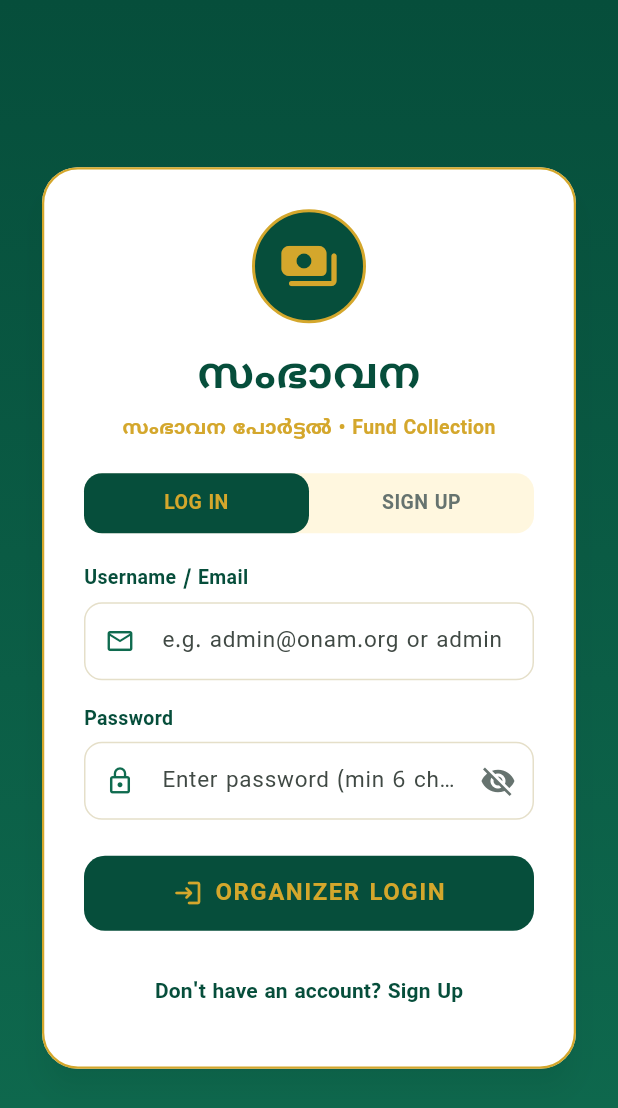
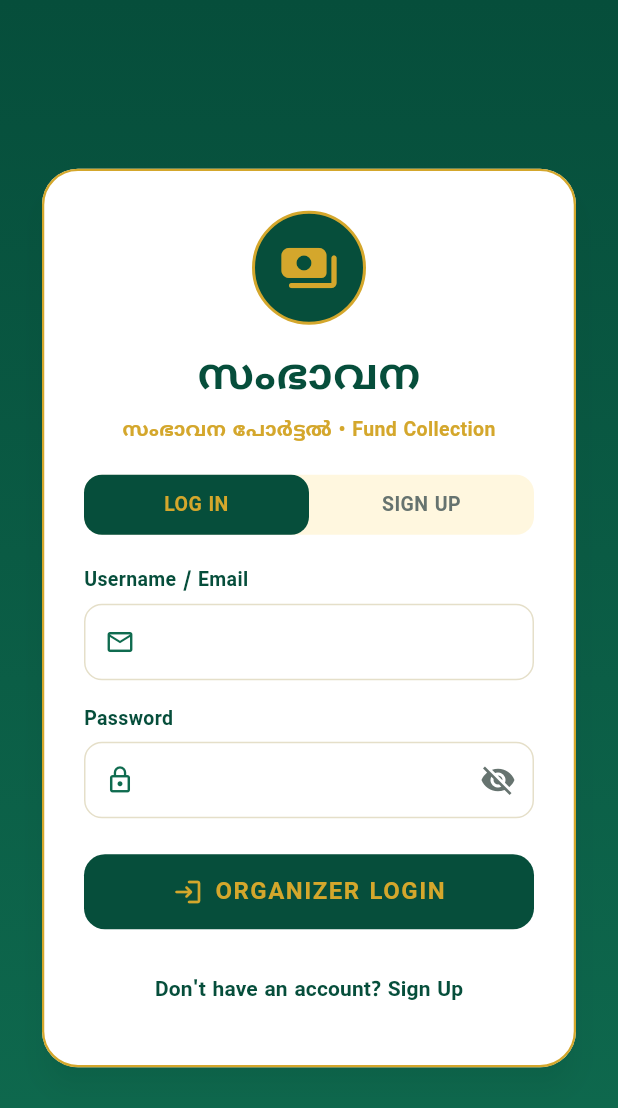
Before and after one commit to hariu25/onam-fund, a Flutter app: the screen it shows after launch, on a phone screen of 412 x 824 dp. Shown: the top 1108 px of the screen. Run offline on Flutter 3.47's test engine with Material 3 defaults, Android fonts, the phone set to English and light mode, and no system bars; our stand-ins replace cloud_firestore, firebase_auth, firebase_core, google_fonts, pdf, printing; accounts and stored records are empty; Roboto replaces fonts that are missing (Noto Sans Malayalam).

Commit message:
feat: add reusable form widgets and implement initial auth and contributor management screens

```diff
--- a/lib/views/auth/login_view.dart
+++ b/lib/views/auth/login_view.dart
@@ -245,7 +245,6 @@ class _LoginViewState extends State<LoginView> {
                           CustomTextField(
                             controller: _emailController,
                             label: 'Username / Email',
-                            hint: 'e.g. admin@onam.org or admin',
                             prefixIcon: Icons.email_outlined,
                             keyboardType: TextInputType.emailAddress,
                             validator: (val) {
@@ -261,7 +260,6 @@ class _LoginViewState extends State<LoginView> {
                           CustomTextField(
                             controller: _passwordController,
                             label: 'Password',
-                            hint: 'Enter password (min 6 characters)',
                             prefixIcon: Icons.lock_outline,
                             isObscure: _obscurePassword,
                             suffixIcon: IconButton(
@@ -290,7 +288,6 @@ class _LoginViewState extends State<LoginView> {
                             CustomTextField(
                               controller: _confirmPasswordController,
                               label: 'Confirm Password',
-                              hint: 'Re-enter password',
                               prefixIcon: Icons.lock_outline,
                               isObscure: _obscureConfirmPassword,
                               suffixIcon: IconButton(
--- a/lib/views/contributors/record_payment_dialog.dart
+++ b/lib/views/contributors/record_payment_dialog.dart
@@ -185,7 +185,6 @@ class _RecordPaymentDialogState extends State<RecordPaymentDialog> {
               CustomTextField(
                 controller: _amountController,
                 label: 'Payment Amount Received (₹)',
-                hint: 'e.g. 2500',
                 keyboardType: const TextInputType.numberWithOptions(decimal: true),
                 prefixIcon: Icons.currency_rupee,
                 validator: (val) {
@@ -293,7 +292,6 @@ class _RecordPaymentDialogState extends State<RecordPaymentDialog> {
               CustomTextField(
                 controller: _notesController,
                 label: 'Payment Notes / Reference No. (Optional)',
-                hint: 'e.g. UPI Ref: 981273912',
                 prefixIcon: Icons.notes,
               ),
             ],
--- a/lib/widgets/custom_text_field.dart
+++ b/lib/widgets/custom_text_field.dart
@@ -5,7 +5,6 @@ import '../theme/app_colors.dart';
 class CustomTextField extends StatelessWidget {
   final TextEditingController controller;
   final String label;
-  final String? hint;
   final IconData? prefixIcon;
   final TextInputType keyboardType;
   final String? Function(String?)? validator;
@@ -21,7 +20,6 @@ class CustomTextField extends StatelessWidget {
     super.key,
     required this.controller,
     required this.label,
-    this.hint,
     this.prefixIcon,
     this.keyboardType = TextInputType.text,
     this.validator,
@@ -63,7 +61,6 @@ class CustomTextField extends StatelessWidget {
             color: AppColors.textPrimary,
           ),
           decoration: InputDecoration(
-            hintText: hint,
             prefixIcon: prefixIcon != null ? Icon(prefixIcon, color: AppColors.primaryGreen, size: 20) : null,
             suffixIcon: suffixIcon,
             contentPadding: const EdgeInsets.symmetric(horizontal: 16, vertical: 14),
--- a/lib/widgets/search_filter_bar.dart
+++ b/lib/widgets/search_filter_bar.dart
@@ -33,7 +33,6 @@ class SearchFilterBar extends StatelessWidget {
               child: TextField(
                 onChanged: onSearchChanged,
                 decoration: InputDecoration(
-                  hintText: 'Search by Name, ID, or Phone...',
                   prefixIcon: const Icon(Icons.search, color: AppColors.primaryDarkGreen),
                   suffixIcon: searchQuery.isNotEmpty
                       ? IconButton(
```
Also changed, not shown: lib/views/contributors/add_edit_contributor_view.dart (+0 -7 lines).
